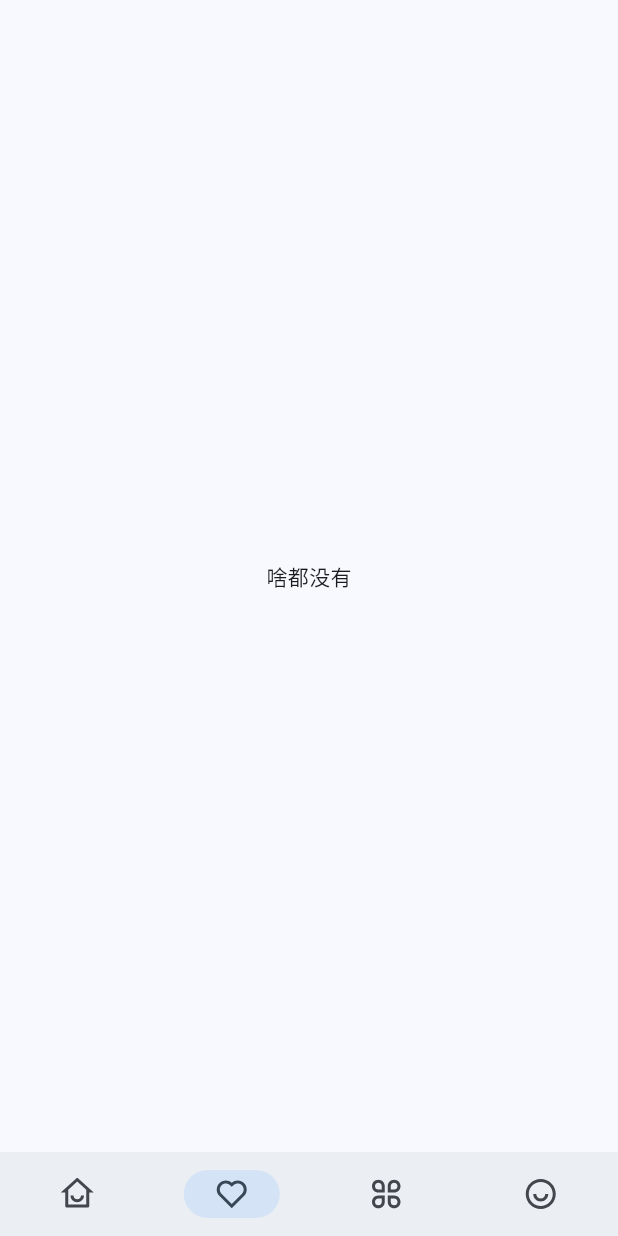
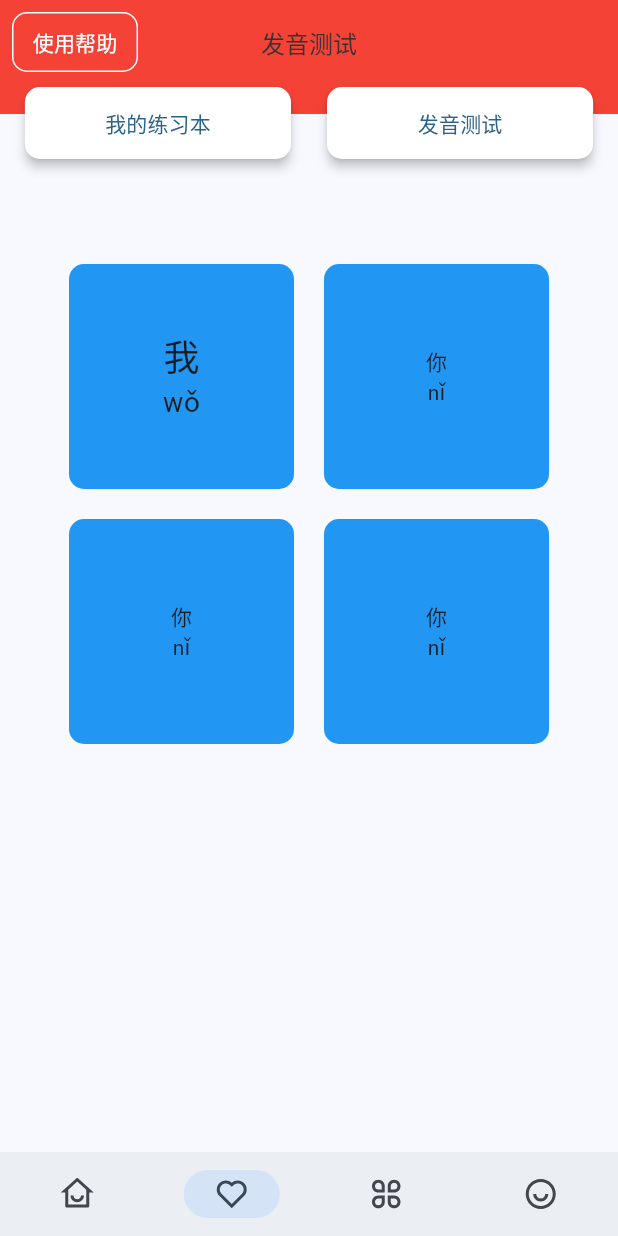
Before and after one commit to MrRuanCoder-s-Organization/RealApplication, a Flutter app: the screen it shows after launch, item 2 of the bottom bar chosen, on a phone screen of 412 x 824 dp. Run offline on Flutter 3.47's test engine with Material 3 defaults, Android fonts, the light colour scheme and no system bars; drawn by our look-alikes of dynamic_color; our stand-ins replace device_info_plus, dio, flutter_easyrefresh, flutter_smart_dialog, get, hive and 6 more; accounts and stored records are empty.

Commit message:
add a simple page about testing the pronunciation of language

```diff
--- a/lib/modules/pinyin/pinyin_page.dart
+++ b/lib/modules/pinyin/pinyin_page.dart
@@ -7,6 +7,169 @@ class PinyinPage extends GetView<PinyinController> {
 
   @override
   Widget build(BuildContext context) {
-    return Center(child: Text('啥都没有'),);
+    return Scaffold(
+      // extendBodyBehindAppBar: true,
+      appBar: AppBar(
+        leadingWidth: 100,
+        // 左侧添加“使用帮助”按钮，用圆角矩形包裹，汉字和边框颜色为白色，无背景色
+        leading: Container(
+          margin: const EdgeInsets.all(8),
+          child: TextButton(
+            onPressed: () {
+              Get.defaultDialog(
+                title: '使用帮助',
+                content: const Text('使用帮助'),
+              );
+            },
+            style: TextButton.styleFrom(
+              foregroundColor: Colors.white,
+              backgroundColor: Colors.transparent,
+              shape: RoundedRectangleBorder(
+                borderRadius: BorderRadius.circular(10),
+                side: const BorderSide(color: Colors.white),
+              ),
+            ),
+            child: const Text('使用帮助'),
+          ),
+        ),
+
+        title: const Text('发音测试'),
+        backgroundColor: Colors.red,
+      ),
+      body: Column(
+        children: [
+          Container(
+            color: Colors.red,
+            height: 20,
+          ),
+          // 使用Stack和Positioned制造悬浮效果
+          SizedBox( // 包裹Stack以给定高度
+            height: 100, // 通常情况下你需要根据实际内容调整这个值
+            child: Stack(
+              clipBehavior: Clip.none,
+              children: [
+                Positioned(
+                  top: -30,
+                  left: 0,
+                  right: 0,
+                  child: Row(
+                    mainAxisAlignment: MainAxisAlignment.center,
+                    children: [
+                      Container(
+                        width: MediaQuery.of(context).size.width * 0.45,
+                        margin: const EdgeInsets.all(8),
+                        child: Card(
+                          color: Colors.white,
+                          surfaceTintColor: Colors.white  ,
+                          elevation: 3,
+                          shape: RoundedRectangleBorder(
+                            borderRadius: BorderRadius.circular(10),
+                          ),
+                          child: TextButton(
+                            onPressed: () {
+                              Get.defaultDialog(
+                                title: '我的练习本',
+                                content: const Text('我的练习本'),
+                              );
+                            },
+                            child: const Text('我的练习本'),
+                          ),
+                        ),
+                      ),
+                      Container(
+                        width: MediaQuery.of(context).size.width * 0.45,
+                        margin: const EdgeInsets.all(8),
+                        child: Card(
+                          color: Colors.white,
+                          surfaceTintColor: Colors.white ,
+                          elevation: 3,
+                          shape: RoundedRectangleBorder(
+                            borderRadius: BorderRadius.circular(10),
+                          ),
+                          child: TextButton(
+                            onPressed: () {
+                              // Get.toNamed('/pinyin');
+                            },
+                            child: const Text('发音测试'),
+                          ),
+                        ),
+                      ),
+                    ],
+                  ),
+                ),
+              ],
+            ),
+          ),
+          Wrap(
+            spacing: 20,  // 水平间距
+            runSpacing: 20,  // 垂直间距
+            children: [
+              // 下面的 Container 定义可以重复用以创建其他按钮
+              Container(
+                width: 150,
+                height: 150,
+                decoration: BoxDecoration(
+                  color: Colors.blue,
+                  borderRadius: BorderRadius.circular(10),  // 添加圆角
+                ),
+                child: const Column(
+                  mainAxisAlignment: MainAxisAlignment.center,
+                  children:  [
+                    Text('我', style: TextStyle(fontSize: 24)),
+                    Text('wǒ', style: TextStyle(fontSize: 18)),
+                  ],
+                ),
+              ),
+              Container(
+                width: 150,
+                height: 150,
+                decoration: BoxDecoration(
+                  color: Colors.blue,
+                  borderRadius: BorderRadius.circular(10),
+                ),
+                child: const Column(
+                  mainAxisAlignment: MainAxisAlignment.center,
+                  children:  [
+                    Text('你'),
+                    Text('nǐ'),
+                  ],
+                ),
+              ),
+              Container(
+                width: 150,
+                height: 150,
+                decoration: BoxDecoration(
+                  color: Colors.blue,
+                  borderRadius: BorderRadius.circular(10),
+                ),
+                child: const Column(
+                  mainAxisAlignment: MainAxisAlignment.center,
+                  children:  [
+                    Text('你'),
+                    Text('nǐ'),
+                  ],
+                ),
+              ),
+              Container(
+                width: 150,
+                height: 150,
+                decoration: BoxDecoration(
+                  color: Colors.blue,
+                  borderRadius: BorderRadius.circular(10),
+                ),
+                child: const Column(
+                  mainAxisAlignment: MainAxisAlignment.center,
+                  children:  [
+                    Text('你'),
+                    Text('nǐ'),
+                  ],
+                ),
+              ),
+              // 根据需要复制上面的 Container 以创建更多按钮
+            ],
+          ),
+        ],
+      ),
+    );
   }
 }
```
